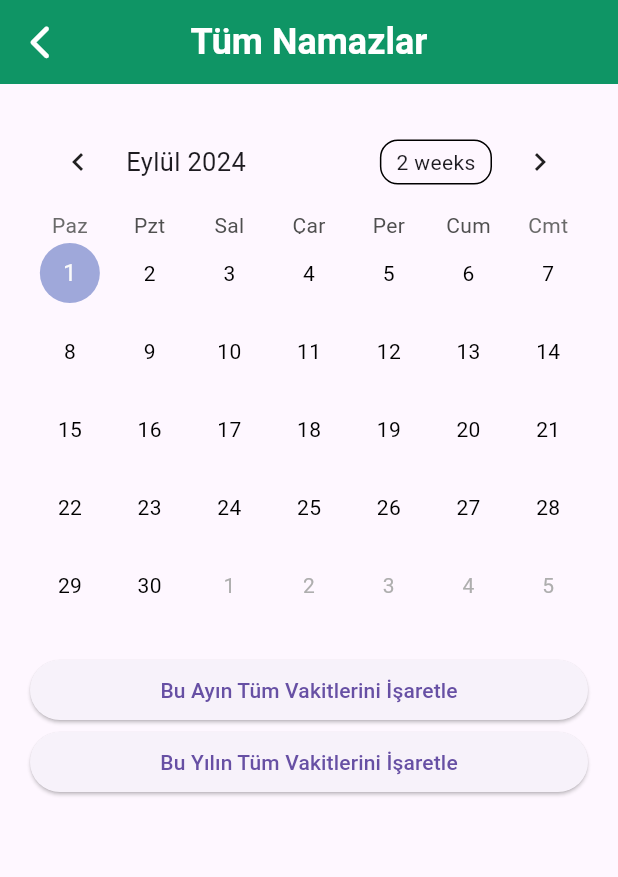
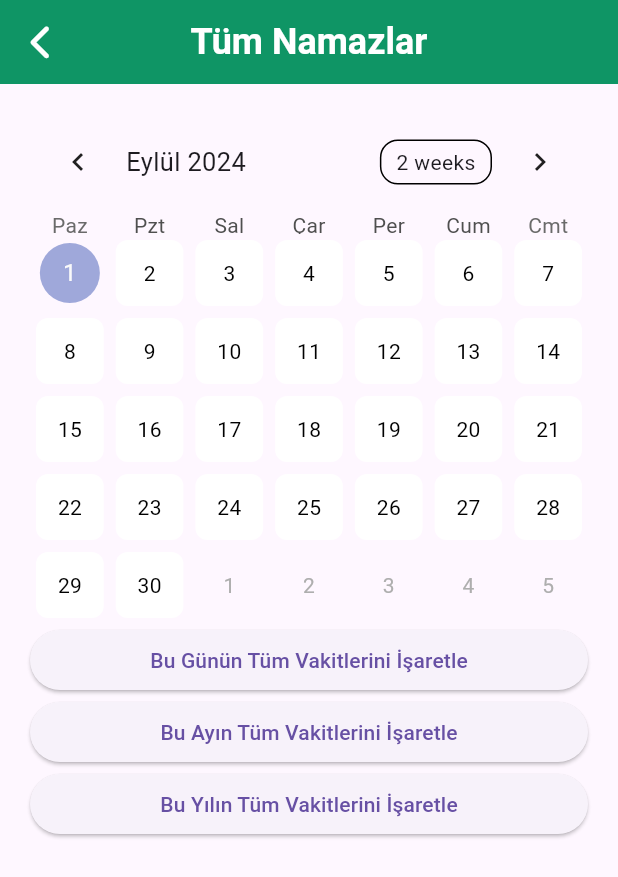
Before and after one commit to yunusyavuz16/mescidgo, a Flutter app: the UserPrayerTimesScreen screen opened by its route, on a phone screen of 412 x 824 dp. Shown: the top 877 px of the screen. Run offline on Flutter 3.47's test engine with Material 3 defaults, Android fonts, the phone set to English and light mode, and no system bars; drawn by our look-alikes of table_calendar; our stand-ins replace firebase_auth, firebase_core, firebase_database, font_awesome_flutter, google_sign_in, sign_in_with_apple; missing offline and left inert: adhan_dart; accounts and stored records are empty; network calls fail.

Commit message:
vakitler

```diff
--- a/lib/features/userPrayerTimes/presentation/screens/user_prayer_times_screen.dart
+++ b/lib/features/userPrayerTimes/presentation/screens/user_prayer_times_screen.dart
@@ -1,5 +1,7 @@
+import 'package:adhan_dart/adhan_dart.dart';
 import 'package:flutter/material.dart';
 import 'package:mescidgo/core/constants/colors.dart';
+import 'package:mescidgo/core/constants/prayer_times_enum.dart';
 import 'package:table_calendar/table_calendar.dart';
 import 'package:mescidgo/core/widgets/custom_app_bar.dart';
 
@@ -27,7 +29,8 @@ class _UserPrayerTimesScreenState extends State<UserPrayerTimesScreen> {
     String dayString = _dateTimeToString(day);
     setState(() {
       if (prayerTimes.containsKey(dayString)) {
-        prayerTimes[dayString]![prayerName] = !prayerTimes[dayString]![prayerName]!;
+        prayerTimes[dayString]![prayerName] =
+            !prayerTimes[dayString]![prayerName]!;
       } else {
         prayerTimes[dayString] = {
           'sabah': false,
@@ -55,7 +58,8 @@ class _UserPrayerTimesScreenState extends State<UserPrayerTimesScreen> {
   }
 
   void _markMonthAsPrayed(DateTime firstDayOfMonth) {
-    final lastDayOfMonth = DateTime(firstDayOfMonth.year, firstDayOfMonth.month + 1, 0);
+    final lastDayOfMonth =
+        DateTime(firstDayOfMonth.year, firstDayOfMonth.month + 1, 0);
     setState(() {
       for (DateTime day = firstDayOfMonth;
           day.isBefore(lastDayOfMonth) || day.isAtSameMomentAs(lastDayOfMonth);
@@ -99,39 +103,131 @@ class _UserPrayerTimesScreenState extends State<UserPrayerTimesScreen> {
                 setState(() {
                   _selectedDay = selectedDay;
                   _focusedDay = focusedDay;
-                  _markDayAsPrayed(selectedDay);
                 });
               },
               onPageChanged: (focusedDay) {
                 _focusedDay = focusedDay;
               },
               calendarBuilders: CalendarBuilders(
+                markerBuilder: (context, day, events) {
+                  final prayersForDay = prayerTimes[_dateTimeToString(day)];
+                  if (prayersForDay == null) return SizedBox.shrink();
+
+                  bool allPrayed = prayersForDay.values.every((e) => e);
+                  bool nonePrayed = prayersForDay.values.every((e) => !e);
+
+                  if (allPrayed || nonePrayed) return SizedBox.shrink();
+
+                  List<Widget> markers = [];
+
+                  for (String prayer in [
+                    'sabah',
+                    'ogle',
+                    'ikindi',
+                    'aksam',
+                    'yatsi'
+                  ]) {
+                    markers.add(
+                      Icon(
+                        Icons.circle,
+                        size: 8.0,
+                        color: prayersForDay[prayer]!
+                            ? AppColors.primaryGreen
+                            : Colors.red,
+                      ),
+                    );
+                  }
+
+                  return Positioned(
+                    bottom: 1,
+                    child: Row(
+                      mainAxisAlignment: MainAxisAlignment.center,
+                      children: markers,
+                    ),
+                  );
+                },
                 defaultBuilder: (context, day, focusedDay) {
-                  final isPrayed = prayerTimes[_dateTimeToString(day)]
-                      ?.values
-                      .every((e) => e) ??
-                      false;
+                  final prayersForDay = prayerTimes[_dateTimeToString(day)];
+                  Color? bgColor;
+                  if (prayersForDay != null) {
+                    bool allPrayed = prayersForDay.values.every((e) => e);
+                    bool nonePrayed = prayersForDay.values.every((e) => !e);
+
+                    if (allPrayed) {
+                      bgColor = AppColors.primaryGreen;
+                    } else if (nonePrayed) {
+                      bgColor = Colors.red;
+                    } else {
+                      bgColor = Colors.white; // Some prayed, some not
+                    }
+                  }
+
                   return Container(
                     margin: const EdgeInsets.all(4.0),
                     padding: const EdgeInsets.all(8.0),
                     decoration: BoxDecoration(
-                      color: isPrayed ? AppColors.primaryGreen : null,
+                      color: bgColor ?? Colors.white,
                       borderRadius: BorderRadius.circular(8.0),
                     ),
                     child: Center(
                       child: Text(
                         '${day.day}',
-                        style: TextStyle(color: isPrayed ? Colors.white : Colors.black),
+                        style: TextStyle(color: Colors.black),
                       ),
                     ),
                   );
                 },
               ),
             ),
-            SizedBox(height: 20),
+            if (_selectedDay != null) ...[
+              const SizedBox(height: 20),
+              Text(
+                'Vakitleri İşaretle (${
+                // format dd MMM YYYYY
+                '${_selectedDay!.day}-${_selectedDay!.month}-${_selectedDay!.year}'})',
+                style: TextStyle(fontWeight: FontWeight.bold, fontSize: 16),
+              ),
+              const SizedBox(height: 10),
+              Wrap(
+                spacing: 10.0,
+                children: [
+                  PrayerTime.sabah.name,
+                  PrayerTime.ogle.name,
+                  PrayerTime.ikindi.name,
+                  PrayerTime.aksam.name,
+                  PrayerTime.yatsi.name
+                ]
+                    .map((prayer) => ElevatedButton(
+                          onPressed: () {
+                            _togglePrayerTime(_selectedDay!, prayer);
+                          },
+                          style: ElevatedButton.styleFrom(
+                            backgroundColor:
+                                prayerTimes[_dateTimeToString(_selectedDay!)]
+                                            ?[prayer] ==
+                                        true
+                                    ? AppColors.primaryGreen
+                                    : Colors.red,
+                          ),
+                          child: Text(prayer,
+                              style: TextStyle(color: Colors.white)),
+                        ))
+                    .toList(),
+              ),
+              const SizedBox(height: 20),
+            ],
             ElevatedButton(
               onPressed: () {
-                _markMonthAsPrayed(DateTime(_focusedDay.year, _focusedDay.month, 1));
+                if (_selectedDay != null) {
+                  _markDayAsPrayed(_selectedDay!);
+                }
+              },
+              child: Text('Bu Günün Tüm Vakitlerini İşaretle'),
+            ),
+            ElevatedButton(
+              onPressed: () {
+                _markMonthAsPrayed(
+                    DateTime(_focusedDay.year, _focusedDay.month, 1));
               },
               child: Text('Bu Ayın Tüm Vakitlerini İşaretle'),
             ),
```
